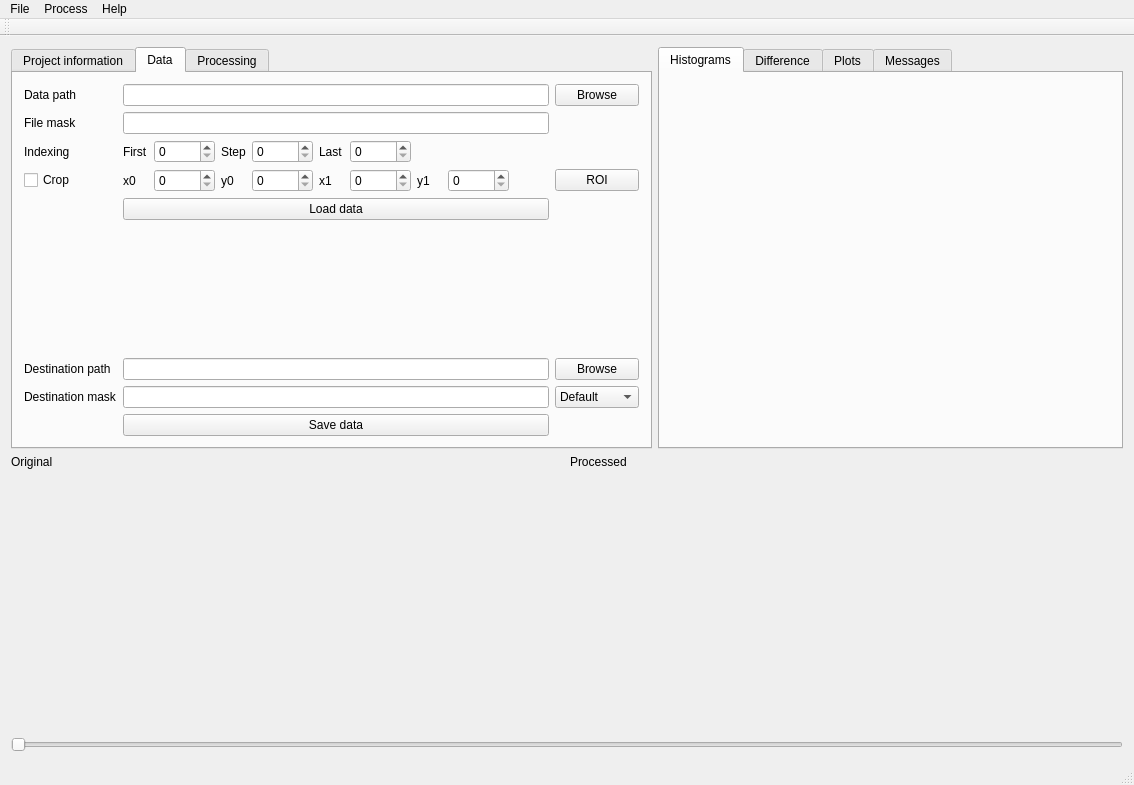
This is QtKipTool/src/kiptoolmainwindow.ui in neutronimaging/imagingsuite as Qt 5 draws it before an edit. The edited form follows.
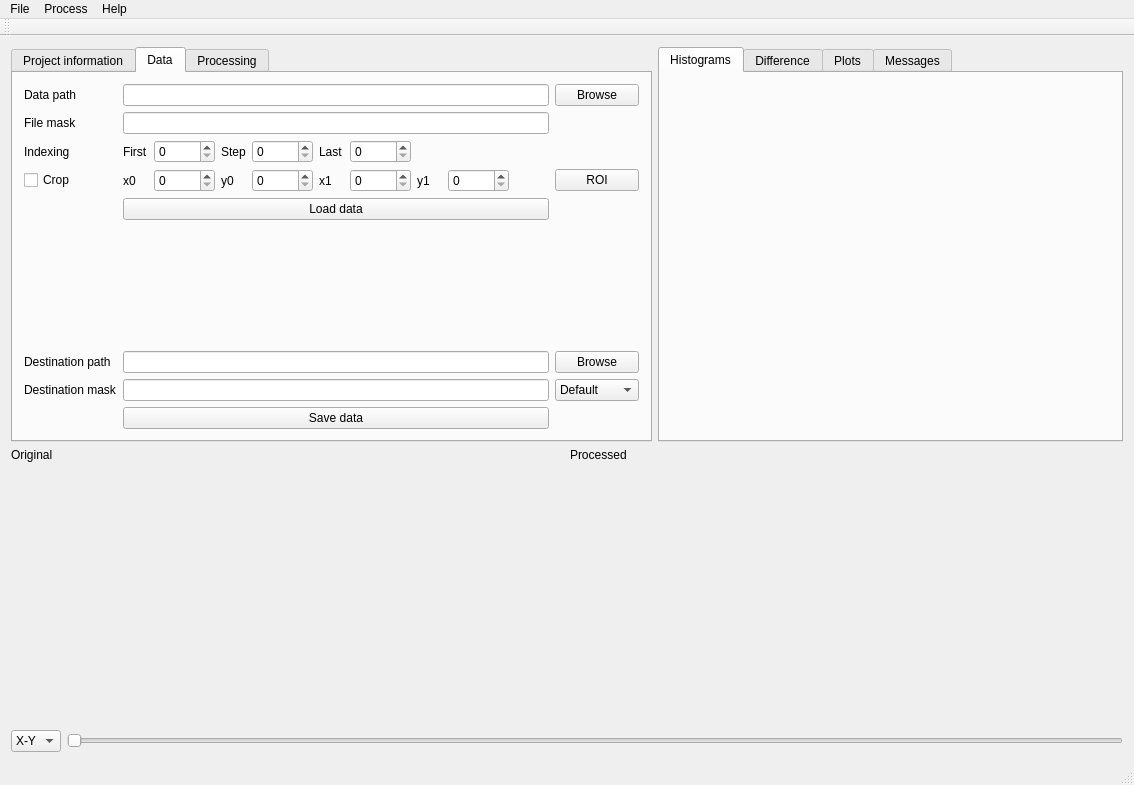
This is the edited form. Custom widgets are drawn as their Qt base class.

Patch:
```diff
--- a/QtKipTool/src/kiptoolmainwindow.ui
+++ b/QtKipTool/src/kiptoolmainwindow.ui
@@ -17,6 +17,9 @@
    <layout class="QVBoxLayout" name="verticalLayout_2">
     <item>
      <layout class="QVBoxLayout" name="verticalLayout_global">
+      <property name="topMargin">
+       <number>0</number>
+      </property>
       <item>
        <layout class="QHBoxLayout" name="horizontalLayout_forms">
         <item>
@@ -681,6 +684,30 @@
        </layout>
       </item>
       <item>
+       <layout class="QHBoxLayout" name="horizontalLayout_2">
+        <property name="topMargin">
+         <number>0</number>
+        </property>
+        <item>
+         <widget class="QComboBox" name="combo_sliceplane">
+          <item>
+           <property name="text">
+            <string>X-Y</string>
+           </property>
+          </item>
+          <item>
+           <property name="text">
+            <string>X-Z</string>
+           </property>
+          </item>
+          <item>
+           <property name="text">
+            <string>Y-Z</string>
+           </property>
+          </item>
+         </widget>
+        </item>
+        <item>
        <widget class="QSlider" name="slider_images">
         <property name="orientation">
          <enum>Qt::Horizontal</enum>
@@ -690,6 +717,8 @@
      </layout>
     </item>
    </layout>
+    </item>
+   </layout>
   </widget>
   <widget class="QMenuBar" name="menuBar">
    <property name="geometry">
@@ -697,7 +726,7 @@
      <x>0</x>
      <y>0</y>
      <width>1134</width>
-     <height>21</height>
+     <height>22</height>
     </rect>
    </property>
    <widget class="QMenu" name="menuFile">
```
Lines whose indentation alone changed are shown as unchanged.
